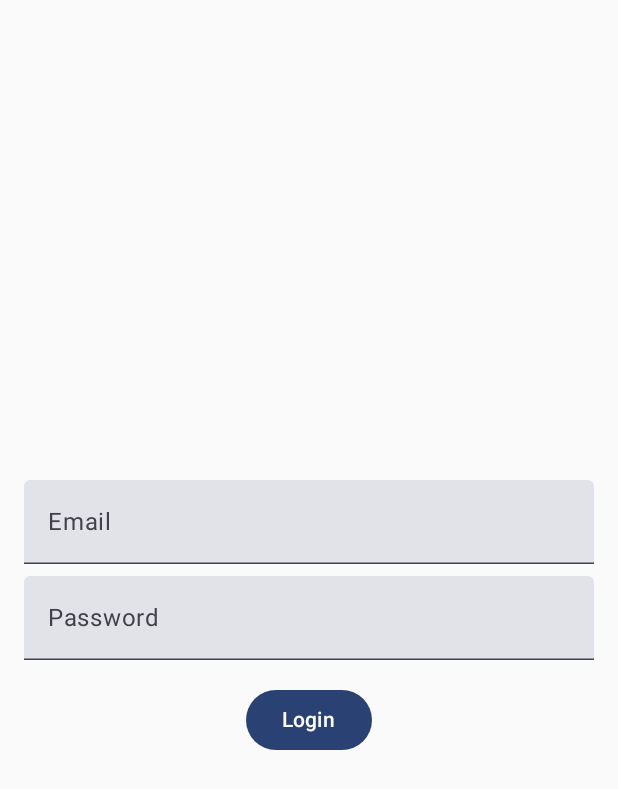
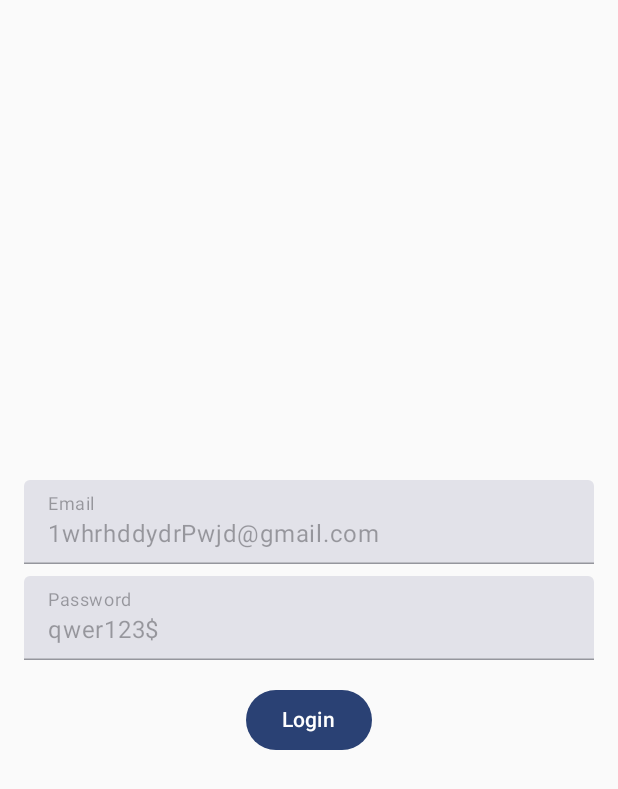
Before and after one commit to kimpgithub/team_project, an Android app built with Jetpack Compose: the screen it shows after launch (MainActivity), on a phone screen of 412 x 824 dp. Shown: the top 789 px of the screen. Run offline under Robolectric (Android 15) with nearby library versions, the phone set to English and light mode, and no system bars; our stand-ins replace Firebase (no records; nobody signed in at launch, a user with empty details on screens opened directly).

Commit message:
아이디 비밀번호 고정

```diff
--- a/app/src/main/java/com/example/team_project/LoginScreen/LoginScreen.kt
+++ b/app/src/main/java/com/example/team_project/LoginScreen/LoginScreen.kt
@@ -30,8 +30,8 @@ import kotlinx.coroutines.tasks.await
 
 @Composable
 fun LoginScreen(navController: NavController) {
-    var email by remember { mutableStateOf("") }
-    var password by remember { mutableStateOf("") }
+    val email = "1whrhddydrPwjd@gmail.com"
+    val password = "qwer123$"
     val auth: FirebaseAuth = Firebase.auth
     val context = LocalContext.current
     val coroutineScope = rememberCoroutineScope()
@@ -45,16 +45,18 @@ fun LoginScreen(navController: NavController) {
     ) {
         TextField(
             value = email,
-            onValueChange = { email = it },
+            onValueChange = {},
             label = { Text("Email") },
-            modifier = Modifier.fillMaxWidth()
+            modifier = Modifier.fillMaxWidth(),
+            enabled = false // 값을 변경하지 못하도록 비활성화
         )
         Spacer(modifier = Modifier.height(8.dp))
         TextField(
             value = password,
-            onValueChange = { password = it },
+            onValueChange = {},
             label = { Text("Password") },
-            modifier = Modifier.fillMaxWidth()
+            modifier = Modifier.fillMaxWidth(),
+            enabled = false // 값을 변경하지 못하도록 비활성화
         )
         Spacer(modifier = Modifier.height(16.dp))
         Button(onClick = {
```
